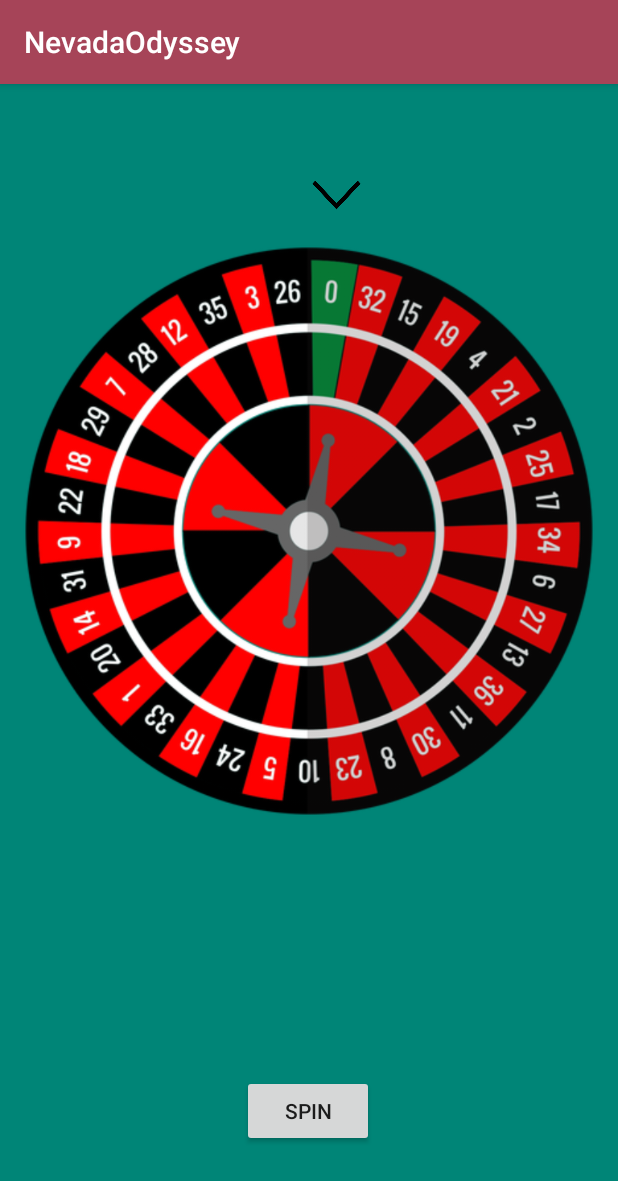
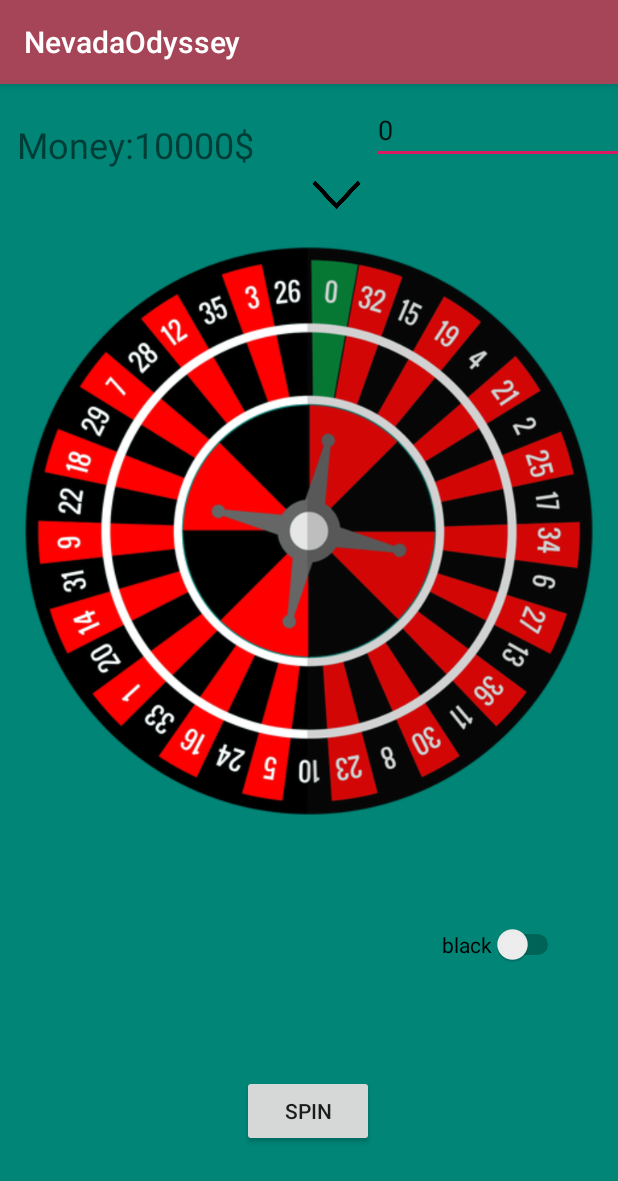
Before and after one commit to JetRequin/NevadaOdyssey, an Android app: the RouletteActivity screen opened directly, with no data from a screen before it, on a phone screen of 412 x 824 dp. Shown: the top 1181 px of the screen. Run offline under Robolectric (Android 15) with nearby library versions, the phone set to English and light mode, and no system bars.

Commit message:
Pari sur la couleur ok TODO :	-bug de sauvegarde de l'argent au moment de revenir en arrière 		-pari sur le numero 		-pari sur 0 vert

```diff
--- a/app/build.gradle
+++ b/app/build.gradle
@@ -32,4 +32,5 @@ dependencies {
     testImplementation 'junit:junit:4.12'
     androidTestImplementation 'androidx.test.ext:junit:1.1.1'
     androidTestImplementation 'androidx.test.espresso:espresso-core:3.2.0'
+    implementation 'com.google.android.material:material:1.1.0'
 }
--- a/app/src/main/java/fr/isen/nevadaodyssey/HomeActivity.kt
+++ b/app/src/main/java/fr/isen/nevadaodyssey/HomeActivity.kt
@@ -39,6 +39,7 @@ class HomeActivity : AppCompatActivity() {
 
              imageButtonRoulette.setOnClickListener{
                  val intentRoulette = Intent(this, RouletteActivity::class.java)
+                 intentRoulette.putExtra("money", money)
                  startActivity(intentRoulette)
              }
 /*
--- a/app/src/main/res/layout/activity_roulette.xml
+++ b/app/src/main/res/layout/activity_roulette.xml
@@ -62,4 +62,37 @@
         app:layout_constraintTop_toTopOf="parent"
         app:layout_constraintVertical_bias="0.818" />
 
+    <TextView
+        android:id="@+id/moneyAmount"
+        android:layout_width="wrap_content"
+        android:layout_height="wrap_content"
+        android:layout_marginTop="24dp"
+        android:textSize="24dp"
+        app:layout_constraintEnd_toEndOf="parent"
+        app:layout_constraintHorizontal_bias="0.045"
+        app:layout_constraintStart_toStartOf="parent"
+        app:layout_constraintTop_toTopOf="parent" />
+
+    <Switch
+        android:id="@+id/switch1"
+        android:layout_width="wrap_content"
+        android:layout_height="wrap_content"
+        android:layout_marginTop="560dp"
+        android:layout_marginEnd="36dp"
+        android:text="black"
+        app:layout_constraintEnd_toEndOf="parent"
+        app:layout_constraintTop_toTopOf="parent" />
+
+    <EditText
+        android:id="@+id/mise"
+        android:layout_width="wrap_content"
+        android:layout_height="wrap_content"
+        android:layout_marginStart="248dp"
+        android:layout_marginTop="8dp"
+        android:ems="10"
+        android:inputType="number"
+        android:text="0"
+        app:layout_constraintStart_toStartOf="parent"
+        app:layout_constraintTop_toTopOf="parent" />
+
 </androidx.constraintlayout.widget.ConstraintLayout>
```
Also changed, not shown: app/src/main/java/fr/isen/nevadaodyssey/RouletteActivity.kt (+162 -5 lines).
